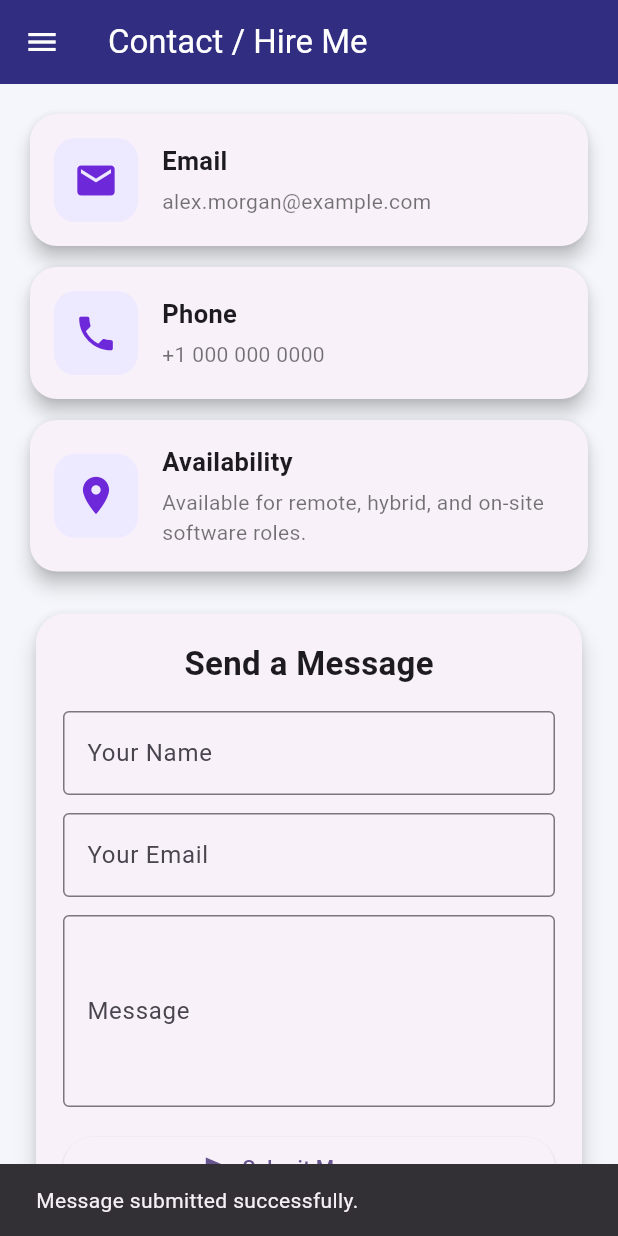
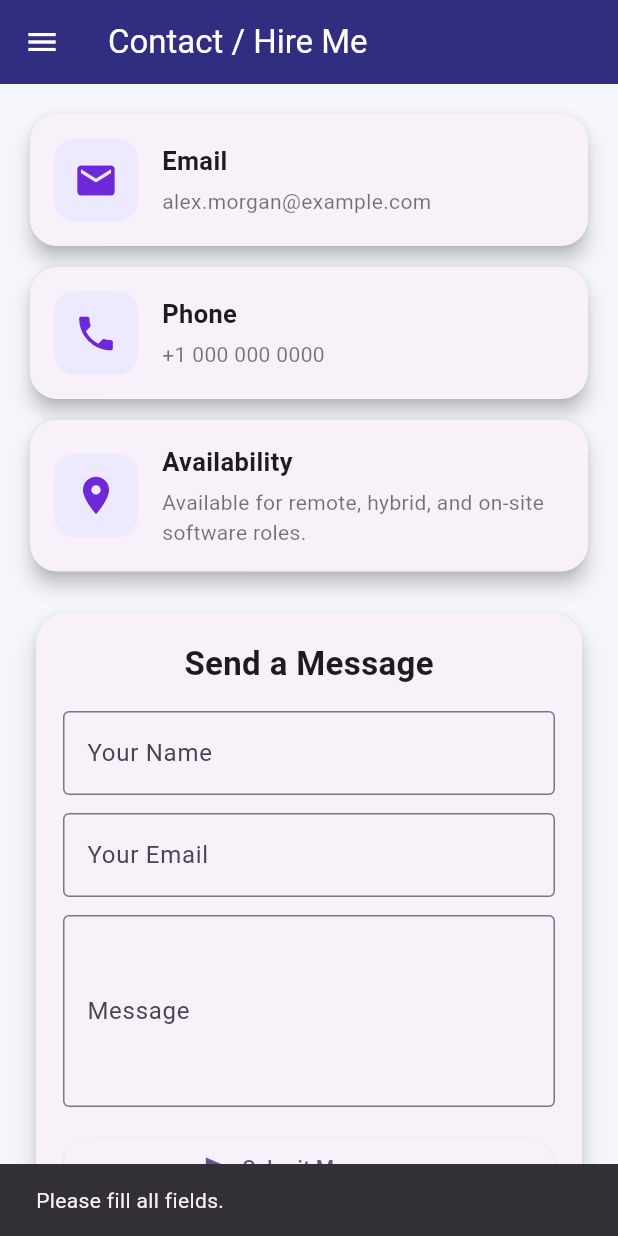
Before and after one commit to kbabbar-29/JobSeeker-Portfolio, a Flutter app: the ContactScreen screen opened directly, after a tap on "Submit Message", on a phone screen of 412 x 824 dp. Run offline on Flutter 3.47's test engine with Material 3 defaults, Android fonts, the phone set to English and light mode, and no system bars; our stand-ins replace cloud_firestore, firebase_core, image_picker; accounts and stored records are empty.

Commit message:
Firebase integration and contact form added

```diff
--- a/lib/screens/contact_screen.dart
+++ b/lib/screens/contact_screen.dart
@@ -1,17 +1,83 @@
 import 'package:flutter/material.dart';
+import 'package:cloud_firestore/cloud_firestore.dart';
+
 import '../widgets/app_drawer.dart';
 import '../widgets/info_card.dart';
 import '../widgets/responsive_container.dart';
 
-class ContactScreen extends StatelessWidget {
+class ContactScreen extends StatefulWidget {
   const ContactScreen({super.key});
 
   @override
+  State<ContactScreen> createState() => _ContactScreenState();
+}
+
+class _ContactScreenState extends State<ContactScreen> {
+  final TextEditingController nameController = TextEditingController();
+  final TextEditingController emailController = TextEditingController();
+  final TextEditingController messageController = TextEditingController();
+
+  bool isLoading = false;
+
+  Future<void> submitMessage() async {
+    if (nameController.text.trim().isEmpty ||
+        emailController.text.trim().isEmpty ||
+        messageController.text.trim().isEmpty) {
+      ScaffoldMessenger.of(context).showSnackBar(
+        const SnackBar(
+          content: Text("Please fill all fields."),
+        ),
+      );
+      return;
+    }
+
+    try {
+      setState(() {
+        isLoading = true;
+      });
+
+      await FirebaseFirestore.instance
+          .collection('contact_messages')
+          .add({
+        'name': nameController.text.trim(),
+        'email': emailController.text.trim(),
+        'message': messageController.text.trim(),
+        'createdAt': FieldValue.serverTimestamp(),
+      });
+
+      // Clear fields after successful submission
+      nameController.clear();
+      emailController.clear();
+      messageController.clear();
+
+      ScaffoldMessenger.of(context).showSnackBar(
+        const SnackBar(
+          content: Text("Message submitted successfully."),
+        ),
+      );
+    } catch (e) {
+      ScaffoldMessenger.of(context).showSnackBar(
+        SnackBar(
+          content: Text("Error: $e"),
+        ),
+      );
+    } finally {
+      setState(() {
+        isLoading = false;
+      });
+    }
+  }
+
+  @override
+  void dispose() {
+    nameController.dispose();
+    emailController.dispose();
+    messageController.dispose();
+    super.dispose();
+  }
+
+  @override
   Widget build(BuildContext context) {
-    final nameController = TextEditingController();
-    final emailController = TextEditingController();
-    final messageController = TextEditingController();
-
     return Scaffold(
       appBar: AppBar(
         title: const Text("Contact / Hire Me"),
@@ -20,7 +86,6 @@ class ContactScreen extends StatelessWidget {
       ),
       drawer: const AppDrawer(),
       body: SingleChildScrollView(
-        // padding: const EdgeInsets.all(20),
         child: ResponsiveContainer(
           child: Column(
             children: [
@@ -40,7 +105,9 @@ class ContactScreen extends StatelessWidget {
                 description:
                 "Available for remote, hybrid, and on-site software roles.",
               ),
+
               const SizedBox(height: 10),
+
               Card(
                 elevation: 6,
                 shape: RoundedRectangleBorder(
@@ -52,10 +119,14 @@ class ContactScreen extends StatelessWidget {
                     children: [
                       const Text(
                         "Send a Message",
-                        style:
-                        TextStyle(fontSize: 22, fontWeight: FontWeight.bold),
+                        style: TextStyle(
+                          fontSize: 22,
+                          fontWeight: FontWeight.bold,
+                        ),
                       ),
+
                       const SizedBox(height: 16),
+
                       TextField(
                         controller: nameController,
                         decoration: const InputDecoration(
@@ -63,7 +134,9 @@ class ContactScreen extends StatelessWidget {
                           border: OutlineInputBorder(),
                         ),
                       ),
+
                       const SizedBox(height: 12),
+
                       TextField(
                         controller: emailController,
                         decoration: const InputDecoration(
@@ -71,7 +144,9 @@ class ContactScreen extends StatelessWidget {
                           border: OutlineInputBorder(),
                         ),
                       ),
+
                       const SizedBox(height: 12),
+
                       TextField(
                         controller: messageController,
                         maxLines: 4,
@@ -80,20 +155,27 @@ class ContactScreen extends StatelessWidget {
                           border: OutlineInputBorder(),
                         ),
                       ),
+
                       const SizedBox(height: 16),
+
                       SizedBox(
                         width: double.infinity,
                         child: ElevatedButton.icon(
-                          onPressed: () {
-                            ScaffoldMessenger.of(context).showSnackBar(
-                              const SnackBar(
-                                content:
-                                Text("Message submitted successfully."),
-                              ),
-                            );
-                          },
-                          icon: const Icon(Icons.send),
-                          label: const Text("Submit Message"),
+                          onPressed: isLoading ? null : submitMessage,
+                          icon: isLoading
+                              ? const SizedBox(
+                            height: 18,
+                            width: 18,
+                            child: CircularProgressIndicator(
+                              strokeWidth: 2,
+                            ),
+                          )
+                              : const Icon(Icons.send),
+                          label: Text(
+                            isLoading
+                                ? "Submitting..."
+                                : "Submit Message",
+                          ),
                         ),
                       ),
                     ],
--- a/pubspec.yaml
+++ b/pubspec.yaml
@@ -35,7 +35,7 @@ dependencies:
   # Use with the CupertinoIcons class for iOS style icons.
   cupertino_icons: ^1.0.8
   firebase_core: ^3.8.0
-  cloud_firestore: ^5.5.0
+  cloud_firestore: ^5.6.12
   image_picker: ^1.1.2
 
 dev_dependencies:
```
Also changed, not shown: app_drawer.dart (+7 -7 lines), home_screen.dart (+6 -5 lines), lib/main.dart (+16 -1 lines), lib/firebase_options.dart, pubspec.lock, 15 other files.
